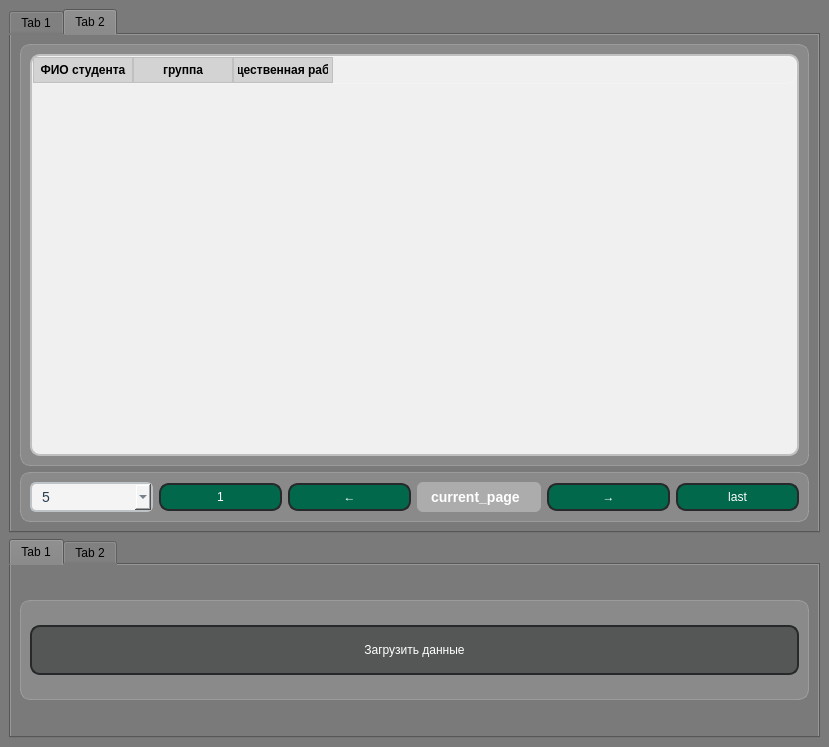
This is lab2/ui/mainWindow.ui in suyeatolog/PPOIS_2 as Qt 5 draws it before an edit. The edited form follows.
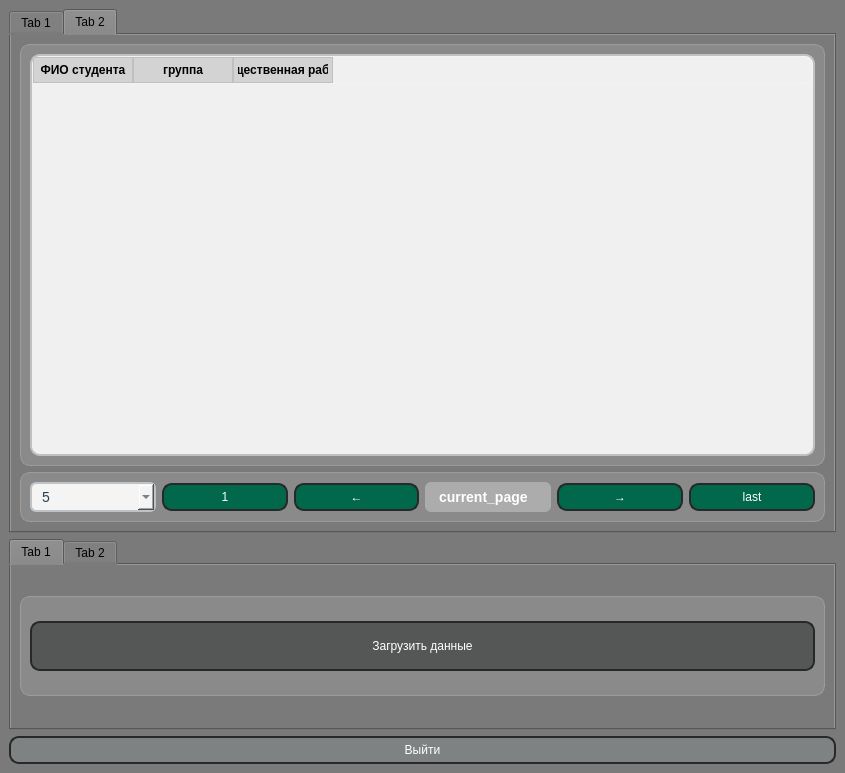
This is the edited form. The open tabs and pages were chosen to show the change.

Commit message: feat: exit button in main window

```diff
--- a/lab2/ui/mainWindow.ui
+++ b/lab2/ui/mainWindow.ui
@@ -6,20 +6,20 @@
    <rect>
     <x>0</x>
     <y>0</y>
-    <width>829</width>
-    <height>747</height>
+    <width>845</width>
+    <height>773</height>
    </rect>
   </property>
   <property name="minimumSize">
    <size>
-    <width>829</width>
-    <height>747</height>
+    <width>845</width>
+    <height>773</height>
    </size>
   </property>
   <property name="maximumSize">
    <size>
-    <width>829</width>
-    <height>747</height>
+    <width>16777215</width>
+    <height>16777215</height>
    </size>
   </property>
   <property name="windowTitle">
@@ -622,6 +622,34 @@
       </widget>
      </widget>
     </item>
+    <item>
+     <widget class="QPushButton" name="exitButton">
+      <property name="styleSheet">
+       <string notr="true">QPushButton {	
+	background-color: rgb(126, 130, 130);
+	border-style: solid;
+	border-width: 2px;
+	border-color: #26282a;
+	border-radius: 10px;
+	padding: 5px;
+	font: bold 14px &quot;Segoe UI&quot;, sans-serif;
+	color: #ffffff;
+}
+
+QPushButton:hover {
+	background-color: rgb(164, 167, 167);
+}
+
+QPushButton:pressed {
+	background-color: rgb(85, 87, 87);
+	border-style: inset;
+}</string>
+      </property>
+      <property name="text">
+       <string>Выйти</string>
+      </property>
+     </widget>
+    </item>
    </layout>
   </widget>
  </widget>
```
Left out of the diff: 5 changed lines with no effect on the pictures. The commit also changes 10 other files.
